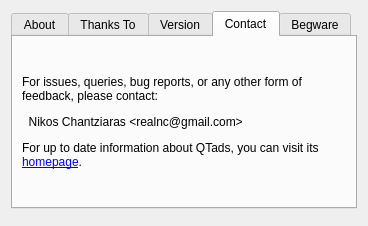
First picture: the form in src/aboutqtadsdialog.ui, repository realnc/qtads, before the edit.
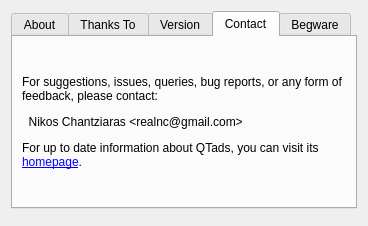
Second picture: the form after the edit. The open tabs and pages were chosen to show the change. Icons and pictures are not drawn.

The edit to the form file:
```diff
--- a/src/aboutqtadsdialog.ui
+++ b/src/aboutqtadsdialog.ui
@@ -108,7 +108,7 @@
        <item>
         <widget class="QLabel" name="label">
          <property name="text">
-          <string>&lt;p&gt;For issues, queries, bug reports, or any other form of feedback, please contact:&lt;/p&gt;
+          <string>&lt;p&gt;For suggestions, issues, queries, bug reports, or any form of feedback, please contact:&lt;/p&gt;
 
 &lt;p&gt;&amp;nbsp;&amp;nbsp;&lt;a href=&quot;mailto:Nikos Chantziaras &lt;realnc@gmail.com&gt;&quot;&gt;Nikos Chantziaras &amp;lt;realnc@gmail.com&amp;gt;&lt;/a&gt;&lt;/p&gt;
 
```
